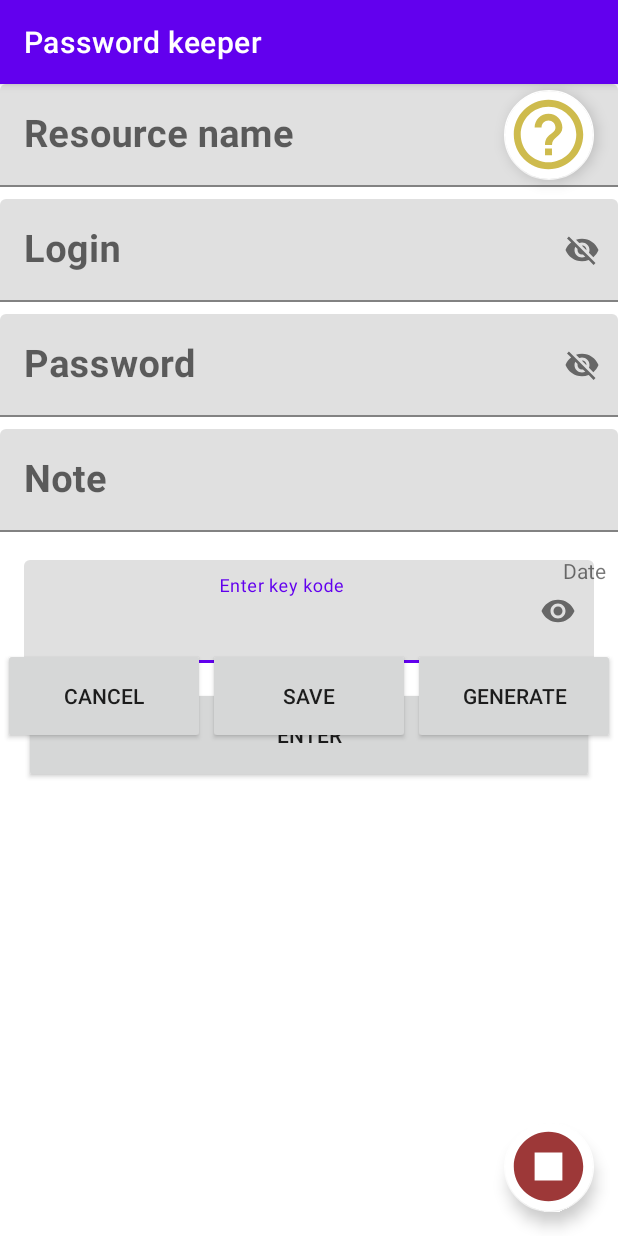
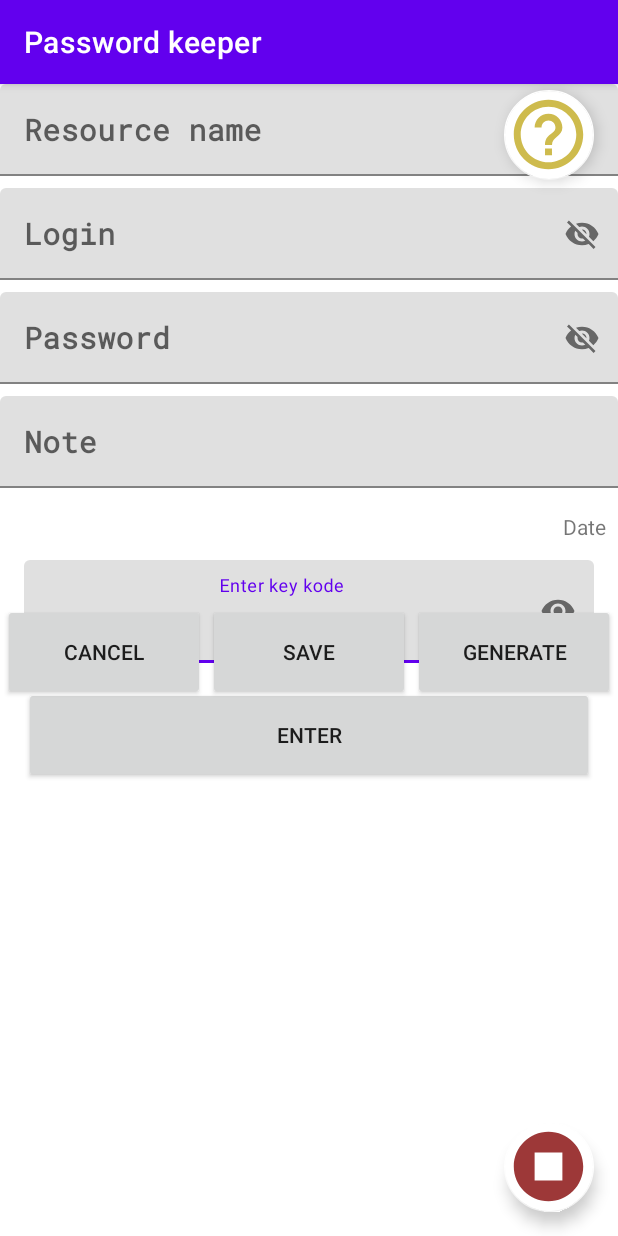
Before and after one commit to Baranov-Denis/PasswordKeeper, an Android app: the fragment PasswordCardFragment placed in its activity, on a phone screen of 412 x 824 dp. Run offline under Robolectric (Android 15) with nearby library versions, the phone set to English and light mode, and no system bars; 12 statements that could not run were skipped.

Commit message:
Добавлен шривт roboto для лучшего распознавания пароля

```diff
--- a/app/src/main/java/com/example/passwordkeeper/Fragments/PasswordCardFragment.java
+++ b/app/src/main/java/com/example/passwordkeeper/Fragments/PasswordCardFragment.java
@@ -1,10 +1,12 @@
 package com.example.passwordkeeper.Fragments;
 
 import android.content.Context;
+import android.graphics.Typeface;
 import android.os.Bundle;
 
 import androidx.activity.OnBackPressedCallback;
 import androidx.appcompat.widget.AppCompatButton;
+import androidx.core.content.res.ResourcesCompat;
 import androidx.fragment.app.Fragment;
 
 import android.os.Handler;
@@ -118,6 +120,12 @@ public class PasswordCardFragment extends Fragment {
         backButton = view.findViewById(R.id.back_button_fp);
         changeButton = view.findViewById(R.id.change_button_fp);
         deleteButton = view.findViewById(R.id.delete_button_fp);
+
+      //  Typeface typeface = ResourcesCompat.getFont(requireContext(), R.font.roboto_mono_regular);
+       // noteTextView.setTypeface(typeface);
+      //  passwordTextView.setTypeface(typeface);
+      //  Typeface typeface = Typeface.createFromAsset(getActivity().getAssets(), "font/roboto_mono_regular.ttf");
+      //  passwordTextView.setTypeface(typeface);
 
 
         //Инициализация Fab
@@ -501,13 +509,18 @@ public class PasswordCardFragment extends Fragment {
 
 
     private void setLoginAndPasswordVisible(boolean visible) {
+
         if (visible) {
             loginTextView.setInputType(InputType.TYPE_CLASS_TEXT);
             passwordTextView.setInputType(InputType.TYPE_CLASS_TEXT);
         } else {
             loginTextView.setInputType(InputType.TYPE_CLASS_TEXT | InputType.TYPE_TEXT_VARIATION_PASSWORD);
             passwordTextView.setInputType(InputType.TYPE_CLASS_TEXT | InputType.TYPE_TEXT_VARIATION_PASSWORD);
+
         }
+        loginTextView.setTypeface(ResourcesCompat.getFont(getContext(), R.font.roboto_mono_regular));
+        loginTextView.setHorizontallyScrolling(false);
+        passwordTextView.setTypeface(ResourcesCompat.getFont(getContext(), R.font.roboto_mono_regular));
     }
 
     private void setTextViewListeners(Boolean enable) {
--- a/app/src/main/res/layout/fragment_password_card.xml
+++ b/app/src/main/res/layout/fragment_password_card.xml
@@ -13,7 +13,6 @@
         android:layout_width="match_parent"
         android:layout_height="match_parent"
         android:orientation="vertical"
-        tools:context=".PasswordFragment"
         >
 
         <!--  <EditText
@@ -26,7 +25,8 @@
             android:layout_width="match_parent"
             android:layout_height="wrap_content"
             android:layout_marginBottom="8dp"
-            app:passwordToggleEnabled="false">
+            app:passwordToggleEnabled="false"
+            app:fontFamily="@font/roboto_mono_regular">
 
             <androidx.appcompat.widget.AppCompatEditText
                 android:id="@+id/resource_name_text_view"
@@ -37,7 +37,7 @@
                 android:hint="@string/Resource_name"
                 android:inputType="text"
                 android:maxLines="1"
-                style="@style/passwordCardStyle"/>
+                style="@style/passwordCardStyleMonoSpace"/>
         </com.google.android.material.textfield.TextInputLayout>
 
         <com.google.android.material.textfield.TextInputLayout
@@ -56,14 +56,16 @@
                 android:hint="@string/Login"
                 android:inputType="textPassword"
                 android:maxLines="1"
-                style="@style/passwordCardStyle"/>
+                style="@style/passwordCardStyleMonoSpace"/>
         </com.google.android.material.textfield.TextInputLayout>
 
         <com.google.android.material.textfield.TextInputLayout
             android:layout_width="match_parent"
             android:layout_height="wrap_content"
             android:layout_marginBottom="8dp"
-            app:passwordToggleEnabled="true">
+            app:passwordToggleEnabled="true"
+
+            >
 
             <androidx.appcompat.widget.AppCompatEditText
                 android:id="@+id/password_text_view"
@@ -74,7 +76,7 @@
                 android:hint="@string/Password"
                 android:inputType="textPassword"
                 android:maxLines="1"
-                style="@style/passwordCardStyle"/>
+                style="@style/passwordCardStyleMonoSpace"/>
 
 
         </com.google.android.material.textfield.TextInputLayout>
@@ -95,7 +97,7 @@
                 android:hint="@string/Note"
                 android:inputType="textCapSentences|textMultiLine"
                 android:maxLines="7"
-                style="@style/passwordCardStyle"/>
+                style="@style/passwordCardStyleMonoSpace"/>
 
 
         </com.google.android.material.textfield.TextInputLayout>
--- /dev/null
+++ b/app/src/main/res/values/robot_font_family.xml
@@ -0,0 +1,4 @@
+<?xml version="1.0" encoding="utf-8"?>
+<resources>
+
+</resources>
--- a/app/src/main/res/values/styles.xml
+++ b/app/src/main/res/values/styles.xml
@@ -23,5 +23,11 @@
         <item name="android:textStyle">bold</item>
     </style>
 
+    <style name="passwordCardStyleMonoSpace">
+        <item name="android:fontFamily">@font/roboto_mono_regular</item>
+        <item name="android:textSize">20sp</item>
+        <item name="android:textStyle">bold</item>
+    </style>
+
 
 </resources>
```
Also changed, not shown: app/src/main/res/font/roboto_mono_regular.ttf (added).
